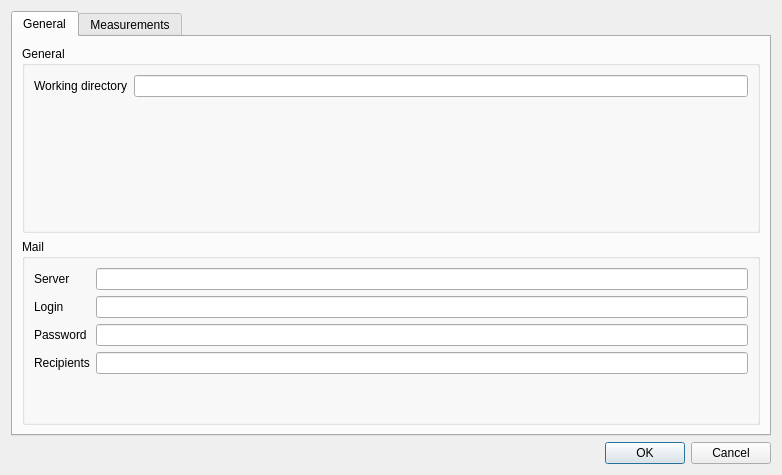
Above: designer/settings.ui from NadjB/Juice_SCM_GSE before the change. Below: the same form after it.
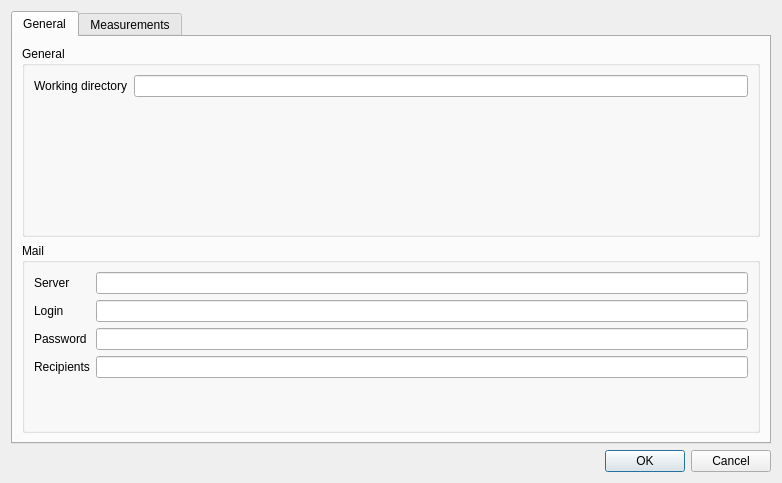
That is the form after the change. The open tabs and pages were chosen to show the change.

Diff of the .ui file:
```diff
--- a/designer/settings.ui
+++ b/designer/settings.ui
@@ -7,7 +7,7 @@
     <x>0</x>
     <y>0</y>
     <width>782</width>
-    <height>475</height>
+    <height>483</height>
    </rect>
   </property>
   <property name="windowTitle">
```
Left out of the diff: 2 changed lines with no effect on the pictures.
